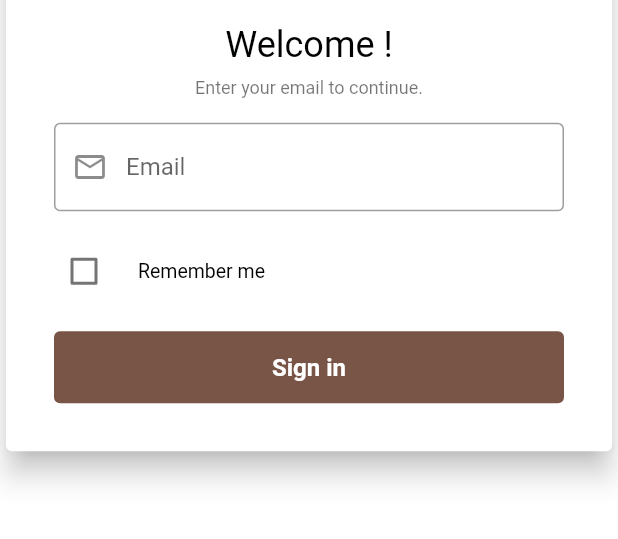
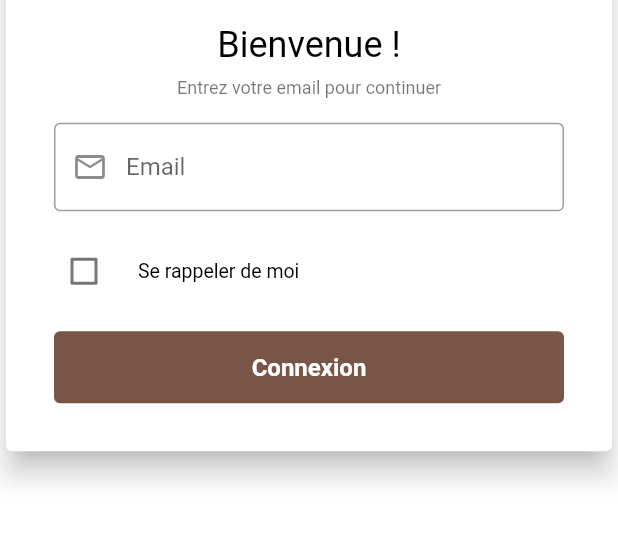
Before and after one commit to BochraBOUKHALFA/APPMobile, a Flutter app: the screen it shows after launch, on a phone screen of 412 x 824 dp, the part 563-1102 px from its top. Run offline on Flutter 3.47's test engine with Material 2 defaults, Android fonts, the light colour scheme and no system bars; our stand-ins replace barcode_widget, flutter_svg; missing offline and left inert: dart:html.

Commit message:
Bugs fixed

```diff
--- a/lib/screens/email/email_screen.dart
+++ b/lib/screens/email/email_screen.dart
@@ -15,6 +15,7 @@ class SignInPage1 extends StatefulWidget {
 class _SignInPage1State extends State<SignInPage1> {
   bool _isPasswordVisible = false;
   bool _rememberMe = false;
+  bool isLoading = false;
 
   final GlobalKey<FormState> _formKey = GlobalKey<FormState>();
   final TextEditingController _emailController = TextEditingController();
@@ -42,7 +43,7 @@ class _SignInPage1State extends State<SignInPage1> {
                     Padding(
                       padding: const EdgeInsets.symmetric(horizontal: 16.0),
                       child: Text(
-                        "Welcome !",
+                        "Bienvenue !",
                         style: Theme.of(context).textTheme.headline5,
                         selectionColor: kPrimaryColor,
                       ),
@@ -50,7 +51,7 @@ class _SignInPage1State extends State<SignInPage1> {
                     Padding(
                       padding: const EdgeInsets.only(top: 8.0),
                       child: Text(
-                        "Enter your email to continue.",
+                        "Entrez votre email pour continuer",
                         style: Theme.of(context).textTheme.caption,
                         textAlign: TextAlign.center,
                         selectionColor: kPrimaryColor,
@@ -90,12 +91,13 @@ class _SignInPage1State extends State<SignInPage1> {
                           _rememberMe = value;
                         });
                       },
-                      title: const Text('Remember me'),
+                      title: const Text('Se rappeler de moi'),
                       controlAffinity: ListTileControlAffinity.leading,
                       dense: true,
                       contentPadding: const EdgeInsets.all(0),
                     ),
                     _gap(),
+                    Stack(children: [
                       Container(
                         width: double.infinity,
                         decoration: BoxDecoration(
@@ -113,17 +115,23 @@ class _SignInPage1State extends State<SignInPage1> {
                           child: const Padding(
                             padding: EdgeInsets.all(10.0),
                             child: Text(
-                            'Sign in',
+                              'Connexion',
                               style: TextStyle(
                                   fontSize: 16, fontWeight: FontWeight.bold),
                             ),
                           ),
                           onPressed: () async {
                             if (_formKey.currentState?.validate() ?? false) {
+                              setState(() {
+                                isLoading = true;
+                              });
                               String email = _emailController.text;
                               final apiService = ApiService();
                               String response =
                                   await apiService.connectionSeller(email);
+                              setState(() {
+                                isLoading = false;
+                              });
                               if (response == "connection successful") {
                                 Fluttertoast.showToast(
                                     msg:
@@ -133,10 +141,11 @@ class _SignInPage1State extends State<SignInPage1> {
                                     backgroundColor: Colors.green,
                                     textColor: Colors.white,
                                     fontSize: 16.0);
-                              Navigator.push(
+                                Navigator.pushReplacement(
                                     context,
                                     MaterialPageRoute(
-                                      builder: (context) => Qr_code_Screen()));
+                                        builder: (context) =>
+                                            Qr_code_Screen()));
                               } else {
                                 Fluttertoast.showToast(
                                     msg: "Vérification échouée",
@@ -151,6 +160,23 @@ class _SignInPage1State extends State<SignInPage1> {
                           },
                         ),
                       ),
+                      // Loading indicator
+                      Visibility(
+                        visible: isLoading,
+                        child: Container(
+                          width: double.infinity,
+                          decoration: BoxDecoration(
+                            color: Colors.brown.withOpacity(0.5),
+                            borderRadius: BorderRadius.circular(4),
+                          ),
+                          child: Center(
+                            child: CircularProgressIndicator(
+                              color: Colors.white,
+                            ),
+                          ),
+                        ),
+                      ),
+                    ])
                   ],
                 ),
               ),
```
Also changed, not shown: lib/screens/prehome/prehome_screen.dart (+4 -3 lines), lib/screens/qr_code/qr_code_screen.dart (+17 -3 lines). Lines whose indentation alone changed are shown as unchanged.
